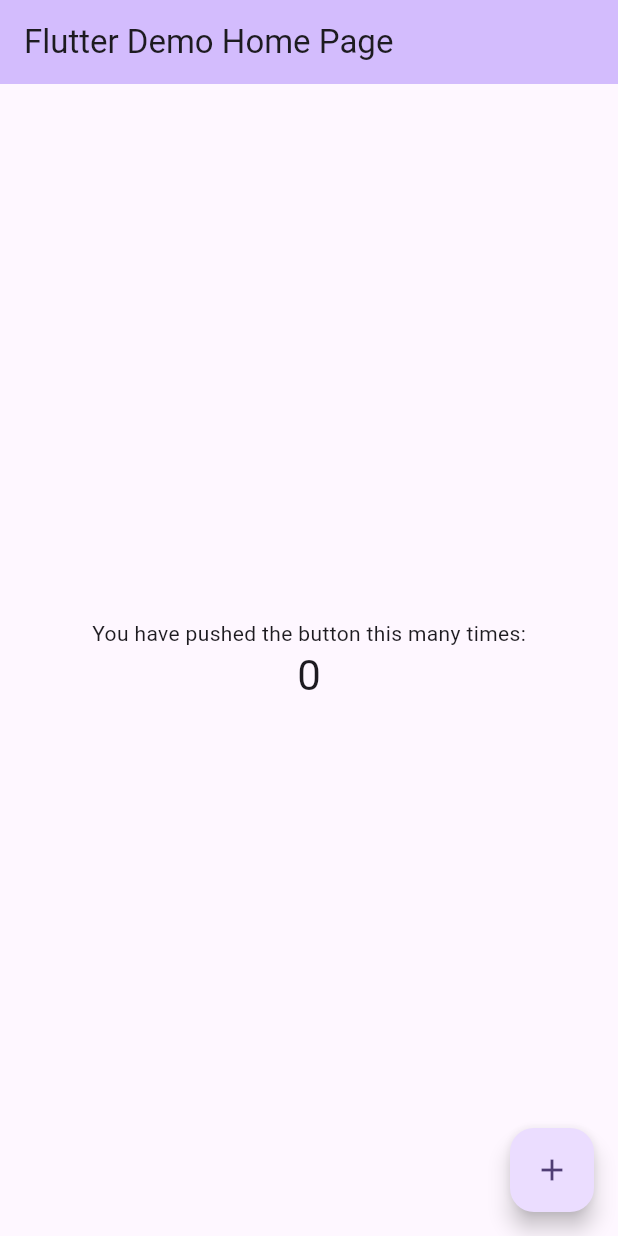
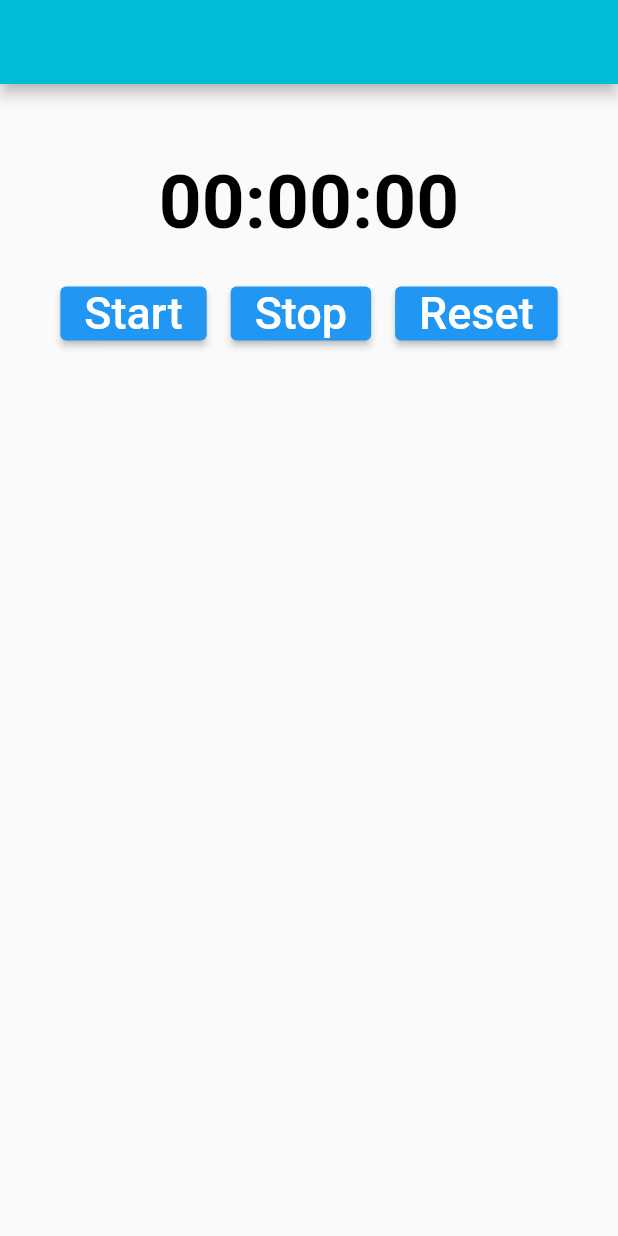
Before and after one commit to marymaedianerizaldo23/CountdownTimer, a Flutter app: the screen it shows after launch, on a phone screen of 412 x 824 dp. Run offline on Flutter 3.47's test engine with Material 2 defaults, Android fonts, the phone set to English and light mode, and no system bars.

Commit message:
Initialized countdown in home, chnged appbar color

```diff
--- a/lib/main.dart
+++ b/lib/main.dart
@@ -1,125 +1,20 @@
+import 'package:countdown_timer/screen/countdown_demo.dart';
 import 'package:flutter/material.dart';
 
-void main() {
-  runApp(const MyApp());
-}
+void main() => runApp(const MyApp());
+
 
 class MyApp extends StatelessWidget {
   const MyApp({super.key});
 
-  // This widget is the root of your application.
   @override
   Widget build(BuildContext context) {
     return MaterialApp(
-      title: 'Flutter Demo',
+      debugShowCheckedModeBanner: false,
       theme: ThemeData(
-        // This is the theme of your application.
-        //
-        // TRY THIS: Try running your application with "flutter run". You'll see
-        // the application has a blue toolbar. Then, without quitting the app,
-        // try changing the seedColor in the colorScheme below to Colors.green
-        // and then invoke "hot reload" (save your changes or press the "hot
-        // reload" button in a Flutter-supported IDE, or press "r" if you used
-        // the command line to start the app).
-        //
-        // Notice that the counter didn't reset back to zero; the application
-        // state is not lost during the reload. To reset the state, use hot
-        // restart instead.
-        //
-        // This works for code too, not just values: Most code changes can be
-        // tested with just a hot reload.
-        colorScheme: ColorScheme.fromSeed(seedColor: Colors.deepPurple),
-        useMaterial3: true,
-      ),
-      home: const MyHomePage(title: 'Flutter Demo Home Page'),
+        primaryColor: Colors.cyanAccent
+        ),
+      home: const CountdownTimerDemo(),
     );
   }
 }
-
-class MyHomePage extends StatefulWidget {
-  const MyHomePage({super.key, required this.title});
-
-  // This widget is the home page of your application. It is stateful, meaning
-  // that it has a State object (defined below) that contains fields that affect
-  // how it looks.
-
-  // This class is the configuration for the state. It holds the values (in this
-  // case the title) provided by the parent (in this case the App widget) and
-  // used by the build method of the State. Fields in a Widget subclass are
-  // always marked "final".
-
-  final String title;
-
-  @override
-  State<MyHomePage> createState() => _MyHomePageState();
-}
-
-class _MyHomePageState extends State<MyHomePage> {
-  int _counter = 0;
-
-  void _incrementCounter() {
-    setState(() {
-      // This call to setState tells the Flutter framework that something has
-      // changed in this State, which causes it to rerun the build method below
-      // so that the display can reflect the updated values. If we changed
-      // _counter without calling setState(), then the build method would not be
-      // called again, and so nothing would appear to happen.
-      _counter++;
-    });
-  }
-
-  @override
-  Widget build(BuildContext context) {
-    // This method is rerun every time setState is called, for instance as done
-    // by the _incrementCounter method above.
-    //
-    // The Flutter framework has been optimized to make rerunning build methods
-    // fast, so that you can just rebuild anything that needs updating rather
-    // than having to individually change instances of widgets.
-    return Scaffold(
-      appBar: AppBar(
-        // TRY THIS: Try changing the color here to a specific color (to
-        // Colors.amber, perhaps?) and trigger a hot reload to see the AppBar
-        // change color while the other colors stay the same.
-        backgroundColor: Theme.of(context).colorScheme.inversePrimary,
-        // Here we take the value from the MyHomePage object that was created by
-        // the App.build method, and use it to set our appbar title.
-        title: Text(widget.title),
-      ),
-      body: Center(
-        // Center is a layout widget. It takes a single child and positions it
-        // in the middle of the parent.
-        child: Column(
-          // Column is also a layout widget. It takes a list of children and
-          // arranges them vertically. By default, it sizes itself to fit its
-          // children horizontally, and tries to be as tall as its parent.
-          //
-          // Column has various properties to control how it sizes itself and
-          // how it positions its children. Here we use mainAxisAlignment to
-          // center the children vertically; the main axis here is the vertical
-          // axis because Columns are vertical (the cross axis would be
-          // horizontal).
-          //
-          // TRY THIS: Invoke "debug painting" (choose the "Toggle Debug Paint"
-          // action in the IDE, or press "p" in the console), to see the
-          // wireframe for each widget.
-          mainAxisAlignment: MainAxisAlignment.center,
-          children: <Widget>[
-            const Text(
-              'You have pushed the button this many times:',
-            ),
-            Text(
-              '$_counter',
-              style: Theme.of(context).textTheme.headlineMedium,
-            ),
-          ],
-        ),
-      ),
-      floatingActionButton: FloatingActionButton(
-        onPressed: _incrementCounter,
-        tooltip: 'Increment',
-        child: const Icon(Icons.add),
-      ), // This trailing comma makes auto-formatting nicer for build methods.
-    );
-  }
-}
--- /dev/null
+++ b/lib/screen/countdown_demo.dart
@@ -0,0 +1,118 @@
+import 'package:flutter/material.dart';
+import 'dart:async';
+
+class CountdownTimerDemo extends StatefulWidget {
+  const CountdownTimerDemo({super.key});
+
+  @override
+  State<CountdownTimerDemo> createState() => _CountdownTimerDemoState();
+}
+
+class _CountdownTimerDemoState extends State<CountdownTimerDemo> {
+Timer? countdownTimer;
+  Duration myDuration = const Duration(days: 5);
+  @override
+  void initState() {
+    super.initState();
+  }
+  /// Timer related methods ///
+  // Step 3
+  void startTimer() {
+    countdownTimer =
+        Timer.periodic(const Duration(seconds: 1), (_) => setCountDown());
+  }
+  // Step 4
+  void stopTimer() {
+    setState(() => countdownTimer!.cancel());
+  }
+  // Step 5
+  void resetTimer() {
+    stopTimer();
+    setState(() => myDuration = const Duration(days: 5));
+  }
+  // Step 6
+  void setCountDown() {
+    final reduceSecondsBy = 1;
+    setState(() {
+      final seconds = myDuration.inSeconds - reduceSecondsBy;
+      if (seconds < 0) {
+        countdownTimer!.cancel();
+      } else {
+        myDuration = Duration(seconds: seconds);
+      }
+    });
+  }
+  @override
+  Widget build(BuildContext context) {
+    String strDigits(int n) => n.toString().padLeft(2, '0');
+    // final days = strDigits(myDuration.inDays);
+    // Step 7
+    final hours = strDigits(myDuration.inHours.remainder(24));
+    final minutes = strDigits(myDuration.inMinutes.remainder(60));
+    final seconds = strDigits(myDuration.inSeconds.remainder(60));
+    return Scaffold(
+      appBar:AppBar(backgroundColor: Colors.cyan),
+      body: Center(
+        child: Column(
+          children: [
+            const SizedBox(
+              height: 50,
+            ),
+            // Step 8
+            Text(
+              '$hours:$minutes:$seconds',
+              style: const TextStyle(
+                  fontWeight: FontWeight.bold,
+                  color: Colors.black,
+                  fontSize: 50),
+            ),
+            const SizedBox(height: 20),
+            // Step 9
+            Row(
+              mainAxisAlignment: MainAxisAlignment.center,
+              children: [
+
+                ElevatedButton(
+                  onPressed: startTimer,
+                  child: const Text(
+                    'Start',
+                    style: TextStyle(
+                      fontSize: 30,
+                    ),
+                  ),
+                ),
+                // Step 10
+                const SizedBox(width: 16),
+                ElevatedButton(
+                  onPressed: () {
+                    if (countdownTimer == null || countdownTimer!.isActive) {
+                      stopTimer();
+                    }
+                  },
+                  child: const Text(
+                    'Stop',
+                    style: TextStyle(
+                      fontSize: 30,
+                    ),
+                  ),
+                ),
+                const SizedBox(width: 16),
+                // Step 11
+                ElevatedButton(
+                    onPressed: () {
+                      resetTimer();
+                    },
+                    child: const Text(
+                      'Reset',
+                      style: TextStyle(
+                        fontSize: 30,
+                      ),
+                    )),
+              ],
+            )
+          ],
+        ),
+      ),
+    );
+  }
+}
--- a/pubspec.yaml
+++ b/pubspec.yaml
@@ -28,9 +28,9 @@ environment:
 # the latest version available on pub.dev. To see which dependencies have newer
 # versions available, run `flutter pub outdated`.
 dependencies:
+  flutter_countdown_timer: ^4.1.0
   flutter:
     sdk: flutter
-
 
   # The following adds the Cupertino Icons font to your application.
   # Use with the CupertinoIcons class for iOS style icons.
```
Also changed, not shown: pubspec.lock.
